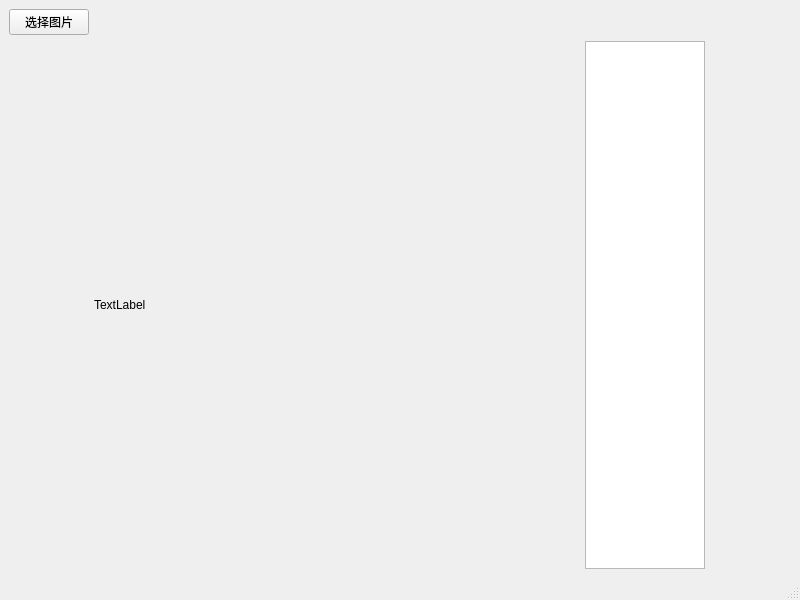
Above: mainwindow.ui from iwxyi/ImageThemeExtraction before the change. Below: the same form after it.
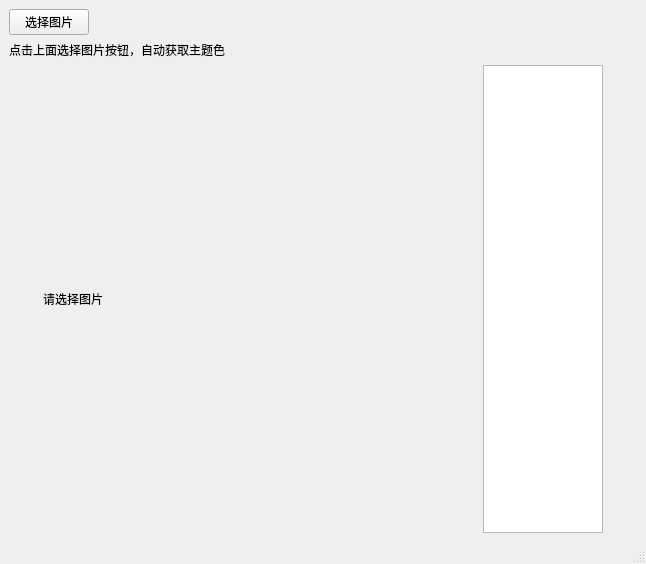
That is the form after the change.

Commit message: 获取主题色中的前景色、背景色

```diff
--- a/mainwindow.ui
+++ b/mainwindow.ui
@@ -6,8 +6,8 @@
    <rect>
     <x>0</x>
     <y>0</y>
-    <width>800</width>
-    <height>600</height>
+    <width>646</width>
+    <height>564</height>
    </rect>
   </property>
   <property name="windowTitle">
@@ -45,6 +45,13 @@
       </item>
      </layout>
     </item>
+    <item>
+     <widget class="QLabel" name="label_2">
+      <property name="text">
+       <string>点击上面选择图片按钮，自动获取主题色</string>
+      </property>
+     </widget>
+    </item>
     <item>
      <layout class="QHBoxLayout" name="horizontalLayout">
       <property name="topMargin">
@@ -59,7 +66,7 @@
          </size>
         </property>
         <property name="text">
-         <string>TextLabel</string>
+         <string>请选择图片</string>
         </property>
         <property name="scaledContents">
          <bool>true</bool>
```
Left out of the diff: 2 changed lines with no effect on the pictures. The commit also changes 4 other files.
